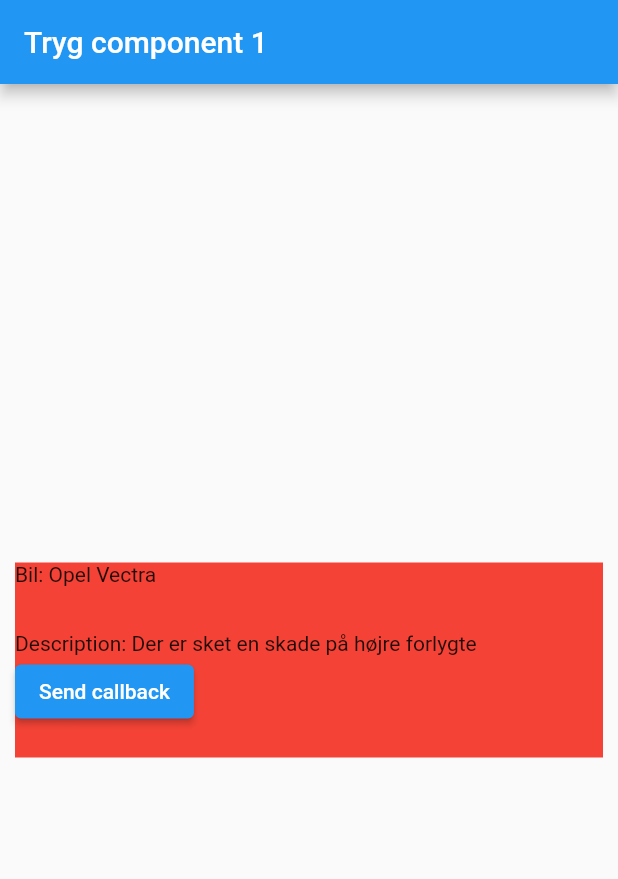
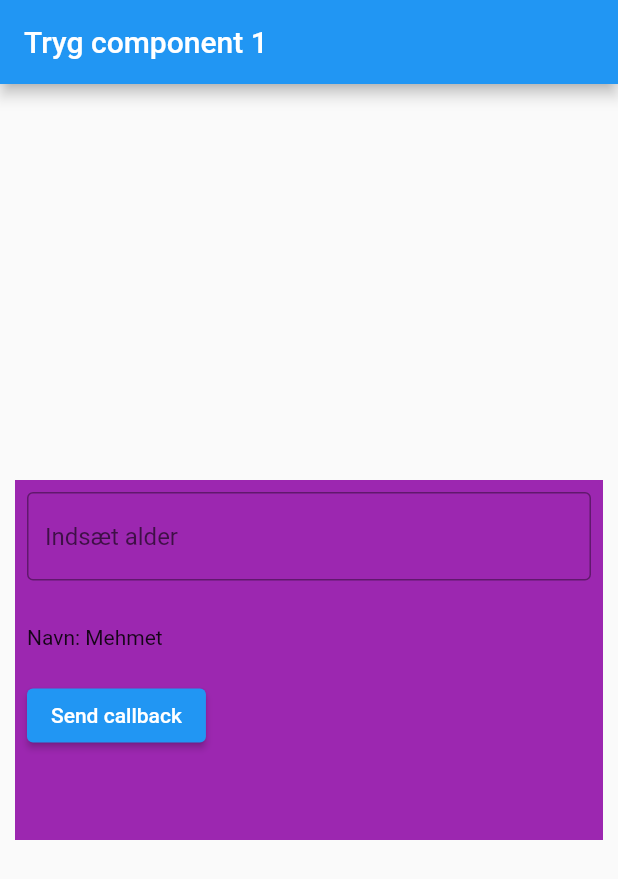
Before and after one commit to memo92x/tryg_poc_component1, a Flutter app: the screen it shows after launch, after a tap on "Send callback", on a phone screen of 412 x 824 dp. Shown: the top 879 px of the screen. Run offline on Flutter 3.47's test engine with Material 2 defaults, Android fonts, the phone set to English and light mode, and no system bars; our stand-ins replace gap.

Commit message:
added textfield and updated callback to send info

```diff
--- a/example/lib/main.dart
+++ b/example/lib/main.dart
@@ -25,10 +25,9 @@ class MyApp extends StatelessWidget {
           child: Padding(
             padding: EdgeInsets.symmetric(horizontal: 10),
             child: TrygComponent1(
-              car: 'Opel Vectra',
-              description: 'Der er sket en skade på højre forlygte',
-              voidCallback: () {
-                print('Callback sendt fra component 1');
+              name: 'Mehmet',
+              callback: (v) {
+                print('Callback med info ${v}');
               },
             ),
           ),
--- a/lib/tryg_poc_component1.dart
+++ b/lib/tryg_poc_component1.dart
@@ -5,15 +5,13 @@ import 'package:gap/gap.dart';
 
 
 class TrygComponent1 extends StatefulWidget {
-  final String? car;
-  final String? description;
-  final VoidCallback voidCallback;
+  final String? name;
+  final Function(String value) callback;
 
   const TrygComponent1(
       {Key? key,
-        this.car,
-        this.description,
-        required this.voidCallback
+        this.name,
+        required this.callback
       }) : super(key: key);
 
   @override
@@ -21,44 +19,69 @@ class TrygComponent1 extends StatefulWidget {
 }
 
 class _TrygComponent1State extends State<TrygComponent1> {
+  String age = "";
+
+  final ageController = TextEditingController();
+
+  @override
+  void dispose() {
+    // Clean up the controller when the widget is disposed.
+    ageController.dispose();
+    super.dispose();
+  }
+
   @override
   void initState() {
     // TODO: implement initState
     super.initState();
+  }
+
+  void onButtonPressed() {
+    setState(() {
+      age = ageController.text;
+    });
   }
   @override
   Widget build(BuildContext context) {
     final size = AppLayout.getSize(context);
     return SizedBox(
       width: size.width,
-      height: 130,
+      height: 240,
       child: Container(
         decoration: BoxDecoration(
-          color: Colors.red,
+          color: Colors.purple,
         ),
+        child: Padding(
+          padding: const EdgeInsets.all(8.0),
           child: Column(
               mainAxisSize: MainAxisSize.min,
             children: [
+              TextField(
+                controller: ageController,
+                decoration: InputDecoration(
+                  border: OutlineInputBorder(),
+                  hintText: 'Indsæt alder',
+                ),
+              ),
+              const Gap(30),
+
               Row(
                 children: [
-                Text("Bil: ${widget.car}"),
+                  Text("Navn: ${widget.name}"),
                 ],
               ),
-            const Gap(30),
-            Row(
-              children: [
-                Text("Description: ${widget.description}"),
-              ],
-            ),
+
+              const Gap(20),
               Row(
                 children: [
                    ElevatedButton(
-                    onPressed: widget.voidCallback,
+                      onPressed: () => widget.callback.call("Info modtaget fra ${widget.name} med alder ${ageController.value.text}"),
                       child: const Text("Send callback")
                   ),
                 ],
               )
             ],
+          ),
         )
       ),
     );
--- a/pubspec.yaml
+++ b/pubspec.yaml
@@ -1,6 +1,6 @@
 name: tryg_poc_component1
 description: Package for tryg component 1
-version: 0.0.2
+version: 0.0.3
 homepage: https://github.com/memo92x/tryg_poc_component1.git
 
 environment:
```
Also changed, not shown: example/pubspec.lock, 1 other file. Lines whose indentation alone changed are shown as unchanged.
